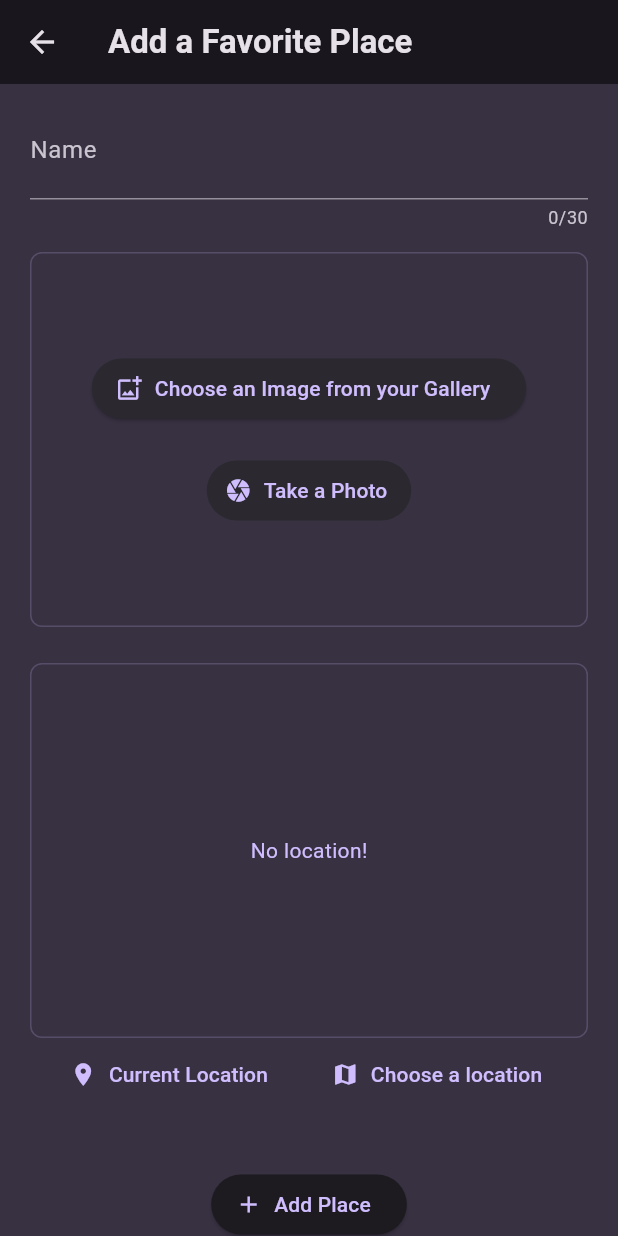
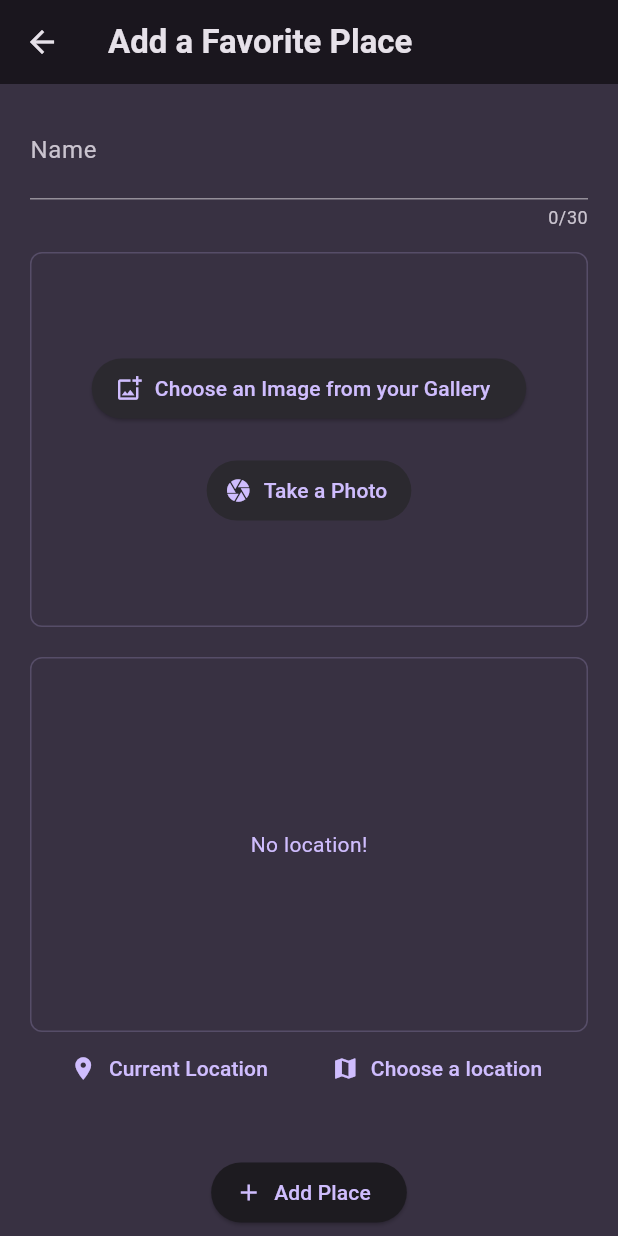
Before and after one commit to fordf/favorite_places, a Flutter app: the NewPlaceForm screen opened directly, on a phone screen of 412 x 824 dp. Run offline on Flutter 3.47's test engine with Material 3 defaults, Android fonts, the phone set to English and light mode, and no system bars; our stand-ins replace flutter_riverpod, google_fonts, image_picker, location.

Commit message:
refactor location and image fields with a generic form field class; add map and address to place detail

```diff
--- a/lib/screens/new_place_form.dart
+++ b/lib/screens/new_place_form.dart
@@ -2,9 +2,9 @@ import 'dart:io';
 
 import 'package:favorite_places/models/place.dart';
 import 'package:favorite_places/providers/places_provider.dart';
-import 'package:favorite_places/widgets/file_form_field.dart';
+import 'package:favorite_places/widgets/container_form_field.dart';
+import 'package:favorite_places/widgets/image_field.dart';
 import 'package:favorite_places/widgets/location_field.dart';
-// import 'package:favorite_places/widgets/image_input.dart';
 import 'package:flutter/material.dart';
 import 'package:flutter_riverpod/flutter_riverpod.dart';
 
@@ -75,37 +75,26 @@ class _NewPlaceFormState extends ConsumerState<NewPlaceForm> {
               const SizedBox(
                 height: 15,
               ),
-              FileFormField(
-                // autovalidateMode: AutovalidateMode.always,
-                errorColor:
-                    isSubmitted ? Theme.of(context).colorScheme.error : null,
-                validator: (imageFile) {
-                  if (imageFile == null) {
-                    return 'Image required';
-                  }
-                  return null;
-                },
+              ContainerFormField<ImageInput, File>(
+                errorColor: Theme.of(context).colorScheme.error,
+                validator: (imageFile) =>
+                    imageFile == null ? 'Image required' : null,
                 onSaved: (File? imageFile) {
                   _image = imageFile;
                 },
+                child: ImageInput.new,
               ),
               const SizedBox(
                 height: 5,
               ),
-              // LocationField(onChooseLocation: onAddLocation),
-              LocationFormField(
-                // autovalidateMode: AutovalidateMode.always,
-                errorColor:
-                    isSubmitted ? Theme.of(context).colorScheme.error : null,
-                validator: (location) {
-                  if (location == null) {
-                    return 'Location required';
-                  }
-                  return null;
-                },
+              ContainerFormField<LocationField, PlaceLocation>(
+                errorColor: Theme.of(context).colorScheme.error,
+                validator: (imageFile) =>
+                    imageFile == null ? 'Image required' : null,
                 onSaved: (PlaceLocation? location) {
                   _location = location;
                 },
+                child: LocationField.new,
               ),
               const SizedBox(
                 height: 20,
--- a/lib/widgets/container_form_field.dart
+++ b/lib/widgets/container_form_field.dart
@@ -1,70 +1,57 @@
-// import 'package:flutter/material.dart';
+import 'package:flutter/material.dart';
 
-// interface class FormFieldWidget<T> extends Widget{
-//   T? value;
+class ContainerFormField<W extends Widget, T> extends FormField<T> {
+  final Color errorColor;
+  final W Function({
+    Key? key,
+    required void Function(T value) onChanged,
+    required T? value,
+  }) child;
+  ContainerFormField({
+    super.key,
+    required this.child,
+    required this.errorColor,
+    FormFieldValidator<T>? validator,
+    super.onSaved,
+  }) : super(
+          validator: validator,
+          builder: (field) {
+            void onChangedHandler(T? value) {
+              field.didChange(value);
+            }
 
-//   void onChanged(T value, FormFieldState<T> field) {
-//     field.didChange(value);
-//   }
-// }
+            bool isError = !(!field.hasError || field.isValid);
+            return Column(
+              crossAxisAlignment: CrossAxisAlignment.start,
+              children: [
+                Container(
+                  decoration: isError
+                      ? BoxDecoration(
+                          border: Border.all(color: errorColor),
+                          borderRadius: BorderRadius.circular(8),
+                        )
+                      : null,
+                  child: child(
+                    onChanged: onChangedHandler,
+                    value: field.value,
+                  ),
+                ),
+                isError
+                    ? Text(
+                        field.errorText ?? "",
+                        style: TextStyle(
+                          color: errorColor,
+                          fontSize: 13.0,
+                        ),
+                      )
+                    : const SizedBox(
+                        height: 15,
+                      )
+              ],
+            );
+          },
+        );
 
-// class ContainerFormField<T> extends FormField<T> {
-//   final Color? errorColor;
-//   final FormFieldWidget<T> child;
-
-//   ContainerFormField({
-//     super.key,
-//     required this.child,
-//     this.errorColor,
-//     FormFieldValidator<T>? validator,
-//     super.onSaved,
-//   }) : super(
-//           validator: validator,
-//           builder: (field) {
-//             // void onChangedHandler(File? value) {
-//             //   field.didChange(value);
-//             // }
-
-//             bool isError = errorColor != null && !field.isValid;
-//             return Column(
-//               crossAxisAlignment: CrossAxisAlignment.start,
-//               children: [
-//                 Container(
-//                   decoration: isError
-//                       ? BoxDecoration(
-//                           border: Border.all(color: errorColor),
-//                           borderRadius: BorderRadius.circular(8),
-//                         )
-//                       : null,
-//                   child: ImageInput(
-//                     onAddImage: onChangedHandler,
-//                     file: field.value,
-//                   ),
-//                 ),
-//                 field.isValid
-//                     ? Container()
-//                     : Text(
-//                         field.errorText ?? "",
-//                         style: TextStyle(
-//                           color: errorColor,
-//                           fontSize: 13.0,
-//                         ),
-//                       )
-//               ],
-//             );
-//           },
-//         );
-
-//   @override
-//   FormFieldState<T> createState() => _ContainerFormFieldState();
-// }
-
-// class _ContainerFormFieldState<T> extends FormFieldState<T> {
-//   @override
-//   ContainerFormField<T> get widget => super.widget as ContainerFormField<T>;
-
-//   // @override
-//   // void didChange(File? value) {
-//   //   super.didChange(value);
-//   // }
-// }
+  @override
+  FormFieldState<T> createState() => FormFieldState<T>();
+}
--- a/lib/widgets/file_form_field.dart
+++ /dev/null
@@ -1,64 +0,0 @@
-import 'dart:io';
-
-import 'package:favorite_places/widgets/image_input.dart';
-import 'package:flutter/material.dart';
-
-class FileFormField extends FormField<File> {
-  final Color? errorColor;
-  FileFormField({
-    super.key,
-    required this.errorColor,
-    FormFieldValidator<File>? validator,
-    super.onSaved,
-  }) : super(
-          validator: validator,
-          builder: (field) {
-            void onChangedHandler(File? value) {
-              field.didChange(value);
-            }
-
-            bool isError = errorColor != null && !field.isValid;
-            return Column(
-              crossAxisAlignment: CrossAxisAlignment.start,
-              children: [
-                Container(
-                  decoration: isError
-                      ? BoxDecoration(
-                          border: Border.all(color: errorColor),
-                          borderRadius: BorderRadius.circular(8),
-                        )
-                      : null,
-                  child: ImageInput(
-                    onAddImage: onChangedHandler,
-                    file: field.value,
-                  ),
-                ),
-                field.isValid
-                    ? const SizedBox(
-                        height: 15,
-                      )
-                    : Text(
-                        field.errorText ?? "",
-                        style: TextStyle(
-                          color: errorColor,
-                          fontSize: 13.0,
-                        ),
-                      )
-              ],
-            );
-          },
-        );
-
-  @override
-  FormFieldState<File> createState() => _FileFormFieldState();
-}
-
-class _FileFormFieldState extends FormFieldState<File> {
-  @override
-  FileFormField get widget => super.widget as FileFormField;
-
-  // @override
-  // void didChange(File? value) {
-  //   super.didChange(value);
-  // }
-}
--- /dev/null
+++ b/lib/widgets/image_field.dart
@@ -0,0 +1,77 @@
+import 'dart:io';
+
+import 'package:flutter/material.dart';
+import 'package:image_picker/image_picker.dart';
+
+class ImageInput extends StatelessWidget {
+  const ImageInput({
+    super.key,
+    required this.onChanged,
+    required this.value,
+  });
+
+  final void Function(File image) onChanged;
+  final File? value;
+
+  void _addImage(ImageSource imageSource) async {
+    final imagePicker = ImagePicker();
+    final xFile = await imagePicker.pickImage(
+      source: imageSource,
+      maxWidth: 600,
+    );
+    if (xFile == null) return;
+    final image = File(xFile.path);
+
+    onChanged(image);
+  }
+
+  @override
+  Widget build(BuildContext context) {
+    final colorScheme = Theme.of(context).colorScheme;
+    return Container(
+      height: 250,
+      width: double.infinity,
+      alignment: Alignment.center,
+      decoration: BoxDecoration(
+        image: value == null
+            ? null
+            : DecorationImage(
+                image: FileImage(value!),
+                fit: BoxFit.cover,
+              ),
+        border: Border.all(
+          color: colorScheme.primary.withOpacity(.2),
+        ),
+        borderRadius: BorderRadius.circular(8),
+      ),
+      child: Column(
+        mainAxisAlignment: MainAxisAlignment.center,
+        children: [
+          ElevatedButton.icon(
+            style: ButtonStyle(
+              backgroundColor:
+                  WidgetStatePropertyAll(colorScheme.surfaceContainerHigh),
+            ),
+            onPressed: () {
+              _addImage(ImageSource.gallery);
+            },
+            label: const Text('Choose an Image from your Gallery'),
+            icon: const Icon(Icons.add_photo_alternate_outlined),
+          ),
+          const SizedBox(height: 20),
+          TextButton.icon(
+            style: ButtonStyle(
+              backgroundColor:
+                  WidgetStatePropertyAll(colorScheme.surfaceContainerHigh),
+            ),
+            onPressed: () {
+              _addImage(ImageSource.camera);
+            },
+            label: const Text('Take a Photo'),
+            icon: const Icon(Icons.camera),
+          ),
+        ],
+      ),
+    );
+  }
+}
--- a/lib/widgets/image_input.dart
+++ /dev/null
@@ -1,76 +0,0 @@
-import 'dart:io';
-
-import 'package:flutter/material.dart';
-import 'package:image_picker/image_picker.dart';
-
-class ImageInput extends StatelessWidget {
-  const ImageInput({
-    super.key,
-    required this.onAddImage,
-    required this.file,
-  });
-
-  final void Function(File image) onAddImage;
-  final File? file;
-
-  void _addImage(ImageSource imageSource) async {
-    final imagePicker = ImagePicker();
-    final xFile = await imagePicker.pickImage(
-      source: imageSource,
-      maxWidth: 600,
-    );
-    if (xFile == null) return;
-    final image = File(xFile.path);
-
-    onAddImage(image);
-  }
-
-  @override
-  Widget build(BuildContext context) {
-    final colorScheme = Theme.of(context).colorScheme;
-    return Container(
-        height: 250,
-        width: double.infinity,
-        alignment: Alignment.center,
-        decoration: BoxDecoration(
-          image: file == null
-              ? null
-              : DecorationImage(
-                  image: FileImage(file!),
-                  fit: BoxFit.cover,
-                ),
-          border: Border.all(
-            color: colorScheme.primary.withOpacity(.2),
-          ),
-          borderRadius: BorderRadius.circular(8),
-        ),
-        child: Column(
-          mainAxisAlignment: MainAxisAlignment.center,
-          children: [
-            ElevatedButton.icon(
-              style: ButtonStyle(
-                backgroundColor:
-                    WidgetStatePropertyAll(colorScheme.surfaceContainerHigh),
-              ),
-              onPressed: () {
-                _addImage(ImageSource.gallery);
-              },
-              label: const Text('Choose an Image from your Gallery'),
-              icon: const Icon(Icons.add_photo_alternate_outlined),
-            ),
-            const SizedBox(height: 20),
-            TextButton.icon(
-              style: ButtonStyle(
-                backgroundColor:
-                    WidgetStatePropertyAll(colorScheme.surfaceContainerHigh),
-              ),
-              onPressed: () {
-                _addImage(ImageSource.camera);
-              },
-              label: const Text('Take a Photo'),
-              icon: const Icon(Icons.camera),
-            ),
-          ],
-        ));
-  }
-}
--- a/lib/widgets/location_field.dart
+++ b/lib/widgets/location_field.dart
@@ -9,10 +9,13 @@ const kGoogleMapsUrl = String.fromEnvironment('GMAPS_URL');
 const kGoogleMapsKey = String.fromEnvironment('GMAPS_KEY');
 
 class LocationField extends StatefulWidget {
-  const LocationField(
-      {super.key, required this.onChooseLocation, required this.location});
-  final void Function(PlaceLocation) onChooseLocation;
-  final PlaceLocation? location;
+  const LocationField({
+    super.key,
+    required this.onChanged,
+    required this.value,
+  });
+  final void Function(PlaceLocation) onChanged;
+  final PlaceLocation? value;
 
   @override
   State<LocationField> createState() => _LocationFieldState();
@@ -22,13 +25,34 @@ class _LocationFieldState extends State<LocationField> {
   bool _gettingLocation = false;
 
   String get locationImageUrl {
-    final lat = widget.location!.latitude;
-    final long = widget.location!.longitude;
+    final lat = widget.value!.latitude;
+    final long = widget.value!.longitude;
     return 'https://maps.googleapis.com/maps/api/staticmap?center=$lat,$long'
         '&zoom=14&size=600x300&markers=color:red%7C$lat,$long&key=$kGoogleMapsKey';
   }
 
-  void getCurrentLocation() async {
+  Future<LocationData?> getCurrentLocation() async {
+    Location location = Location();
+
+    bool serviceEnabled;
+    PermissionStatus permissionGranted;
+
+    serviceEnabled = await location.serviceEnabled();
+    if (!serviceEnabled) {
+      serviceEnabled = await location.requestService();
+      if (serviceEnabled) {
+        permissionGranted = await location.hasPermission();
+        if (permissionGranted == PermissionStatus.denied) {
+          permissionGranted = await location.requestPermission();
+          if (permissionGranted == PermissionStatus.granted) {
+            return location.getLocation();
+          }
+        }
+      }
+    }
+  }
+
+  void chooseCurrentLocation() async {
     Location location = Location();
 
     bool serviceEnabled;
@@ -79,14 +103,14 @@ class _LocationFieldState extends State<LocationField> {
     setState(() {
       _gettingLocation = false;
     });
-    widget.onChooseLocation(placeLocation);
+    widget.onChanged(placeLocation);
   }
 
   @override
   Widget build(BuildContext context) {
     Widget content = _gettingLocation
         ? const CircularProgressIndicator()
-        : widget.location == null
+        : widget.value == null
             ? Text(
                 'No location!',
                 style: Theme.of(context)
@@ -107,12 +131,6 @@ class _LocationFieldState extends State<LocationField> {
             width: double.infinity,
             alignment: Alignment.center,
             decoration: BoxDecoration(
-              // image: file == null
-              //     ? null
-              //     : DecorationImage(
-              //         image: FileImage(file!),
-              //         fit: BoxFit.cover,
-              //       ),
               border: Border.all(
                 color: Theme.of(context).colorScheme.primary.withOpacity(.2),
               ),
@@ -123,7 +141,7 @@ class _LocationFieldState extends State<LocationField> {
           mainAxisAlignment: MainAxisAlignment.spaceEvenly,
           children: [
             TextButton.icon(
-              onPressed: getCurrentLocation,
+              onPressed: chooseCurrentLocation,
               label: const Text('Current Location'),
               icon: const Icon(Icons.location_on),
             ),
@@ -138,59 +156,3 @@ class _LocationFieldState extends State<LocationField> {
     );
   }
 }
-
-class LocationFormField extends FormField<PlaceLocation> {
-  final Color? errorColor;
-  LocationFormField({
-    super.key,
-    required this.errorColor,
-    FormFieldValidator<PlaceLocation>? validator,
-    super.onSaved,
-  }) : super(
-          validator: validator,
-          builder: (field) {
-            void onChangedHandler(PlaceLocation? value) {
-              print(value!.address.toString());
-              field.didChange(value);
-            }
-
-            bool isError = errorColor != null && !field.isValid;
-            return Column(
-              crossAxisAlignment: CrossAxisAlignment.start,
-              children: [
-                Container(
-                  decoration: isError
-                      ? BoxDecoration(
-                          border: Border.all(color: errorColor),
-                          borderRadius: BorderRadius.circular(8),
-                        )
-                      : null,
-                  child: LocationField(
-                    onChooseLocation: onChangedHandler,
-                    location: field.value,
-                  ),
-                ),
-                field.isValid
-                    ? const SizedBox(
-                        height: 15,
-                      )
-                    : Text(
-                        field.errorText ?? "",
-                        style: TextStyle(
-                          color: errorColor,
-                          fontSize: 13.0,
-                        ),
-                      )
-              ],
-            );
-          },
-        );
-
-  @override
-  FormFieldState<PlaceLocation> createState() => _LocationFormFieldState();
-}
-
-class _LocationFormFieldState extends FormFieldState<PlaceLocation> {
-  @override
-  LocationFormField get widget => super.widget as LocationFormField;
-}
--- a/pubspec.yaml
+++ b/pubspec.yaml
@@ -41,6 +41,7 @@ dependencies:
   image_picker: ^1.1.2
   location: ^7.0.1
   http: ^1.2.2
+  google_maps_flutter: ^2.10.1
 
 dev_dependencies:
   flutter_test:
```
Also changed, not shown: lib/screens/map.dart (added, +23 -0 lines), lib/screens/place_detail.dart (+41 -0 lines), lib/widgets/place_list_tile.dart (+11 -1 lines), pubspec.lock, 5 other files.
